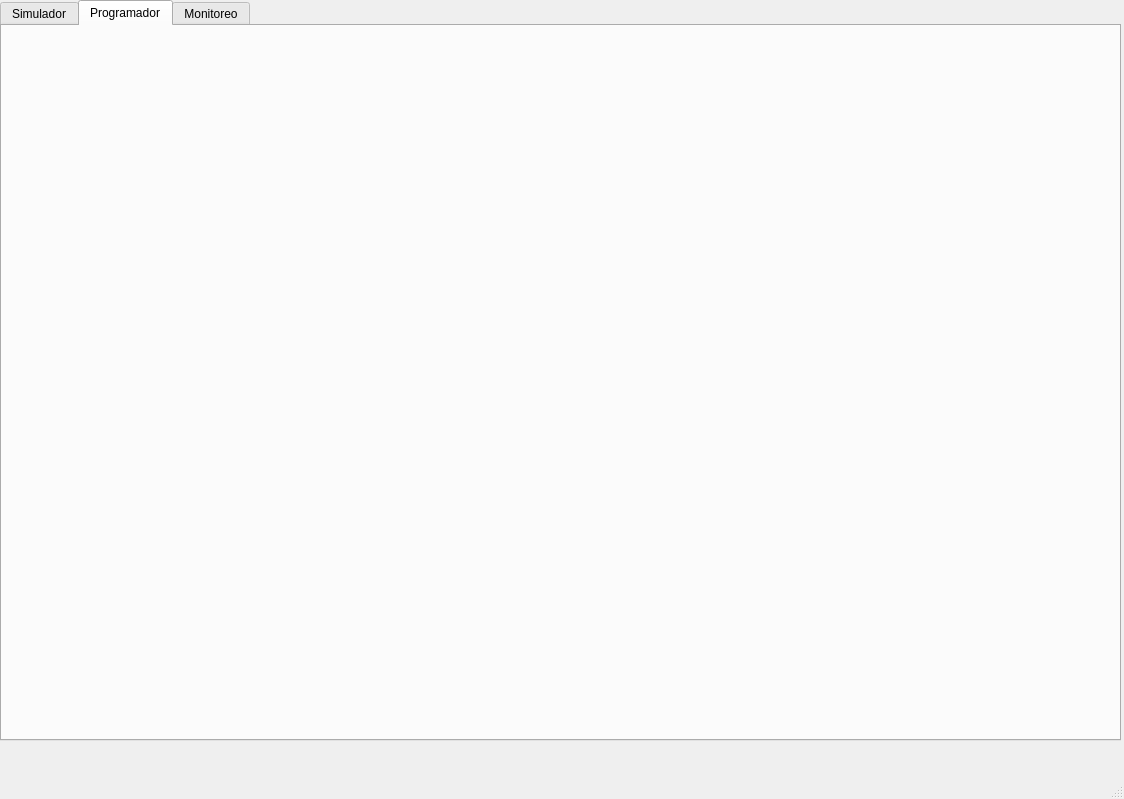
First picture: the form in src/main_gui.ui, repository pu19249/robotat-gui, before the edit.
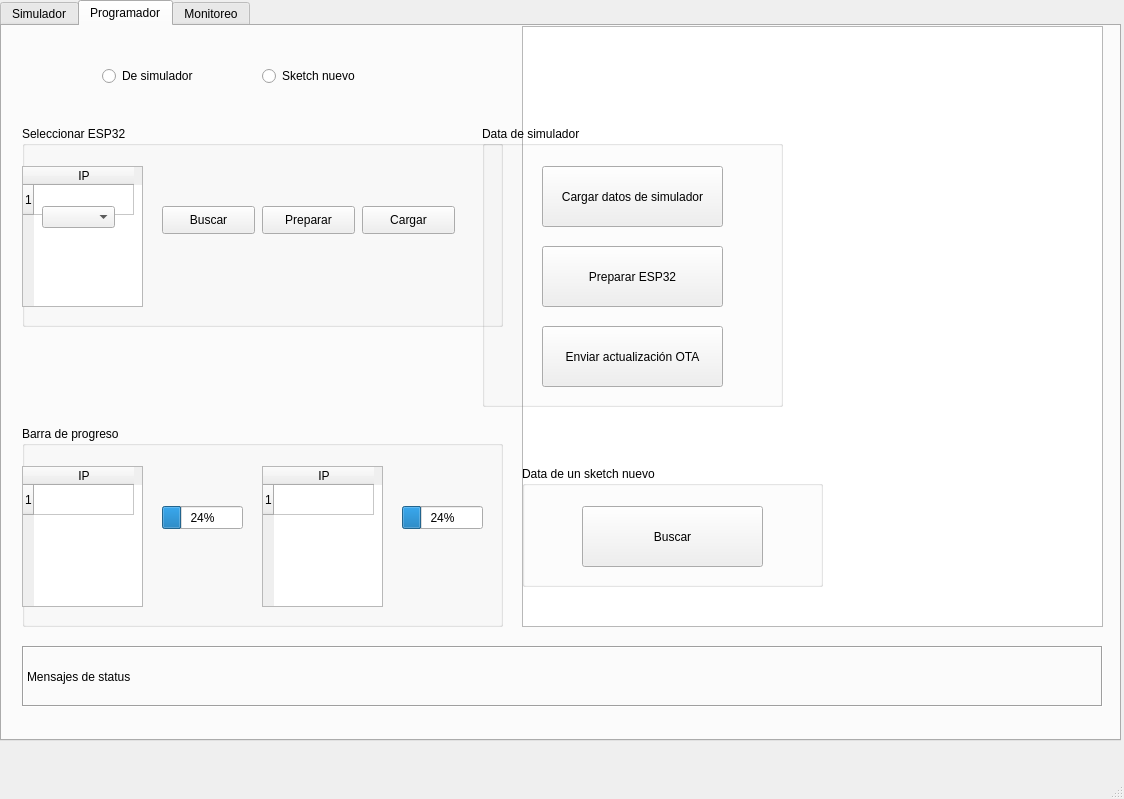
Second picture: the form after the edit. The open tabs and pages were chosen to show the change. Custom widgets are drawn as their Qt base class.

Diff of the .ui file:
```diff
--- a/src/main_gui.ui
+++ b/src/main_gui.ui
@@ -170,6 +170,362 @@
      <attribute name="title">
       <string>Programador</string>
      </attribute>
+     <widget class="QLabel" name="status_mssg">
+      <property name="geometry">
+       <rect>
+        <x>20</x>
+        <y>620</y>
+        <width>1081</width>
+        <height>61</height>
+       </rect>
+      </property>
+      <property name="frameShape">
+       <enum>QFrame::Box</enum>
+      </property>
+      <property name="frameShadow">
+       <enum>QFrame::Sunken</enum>
+      </property>
+      <property name="text">
+       <string>Mensajes de status</string>
+      </property>
+     </widget>
+     <widget class="QTextBrowser" name="textBrowser">
+      <property name="geometry">
+       <rect>
+        <x>520</x>
+        <y>0</y>
+        <width>581</width>
+        <height>601</height>
+       </rect>
+      </property>
+     </widget>
+     <widget class="QRadioButton" name="radioButton">
+      <property name="geometry">
+       <rect>
+        <x>100</x>
+        <y>40</y>
+        <width>121</width>
+        <height>20</height>
+       </rect>
+      </property>
+      <property name="text">
+       <string>De simulador</string>
+      </property>
+     </widget>
+     <widget class="QRadioButton" name="radioButton_2">
+      <property name="geometry">
+       <rect>
+        <x>260</x>
+        <y>40</y>
+        <width>121</width>
+        <height>20</height>
+       </rect>
+      </property>
+      <property name="text">
+       <string>Sketch nuevo</string>
+      </property>
+     </widget>
+     <widget class="QGroupBox" name="groupBox">
+      <property name="geometry">
+       <rect>
+        <x>480</x>
+        <y>100</y>
+        <width>301</width>
+        <height>281</height>
+       </rect>
+      </property>
+      <property name="title">
+       <string>Data de simulador</string>
+      </property>
+      <widget class="QPushButton" name="select_world_2">
+       <property name="geometry">
+        <rect>
+         <x>60</x>
+         <y>40</y>
+         <width>181</width>
+         <height>61</height>
+        </rect>
+       </property>
+       <property name="text">
+        <string>Cargar datos de simulador</string>
+       </property>
+       <property name="autoDefault">
+        <bool>false</bool>
+       </property>
+       <property name="default">
+        <bool>false</bool>
+       </property>
+       <property name="flat">
+        <bool>false</bool>
+       </property>
+      </widget>
+      <widget class="QPushButton" name="select_world_3">
+       <property name="geometry">
+        <rect>
+         <x>60</x>
+         <y>120</y>
+         <width>181</width>
+         <height>61</height>
+        </rect>
+       </property>
+       <property name="text">
+        <string>Preparar ESP32</string>
+       </property>
+       <property name="autoDefault">
+        <bool>false</bool>
+       </property>
+       <property name="default">
+        <bool>false</bool>
+       </property>
+       <property name="flat">
+        <bool>false</bool>
+       </property>
+      </widget>
+      <widget class="QPushButton" name="select_world_4">
+       <property name="geometry">
+        <rect>
+         <x>60</x>
+         <y>200</y>
+         <width>181</width>
+         <height>61</height>
+        </rect>
+       </property>
+       <property name="text">
+        <string>Enviar actualización OTA</string>
+       </property>
+       <property name="autoDefault">
+        <bool>false</bool>
+       </property>
+       <property name="default">
+        <bool>false</bool>
+       </property>
+       <property name="flat">
+        <bool>false</bool>
+       </property>
+      </widget>
+     </widget>
+     <widget class="QGroupBox" name="groupBox_2">
+      <property name="geometry">
+       <rect>
+        <x>20</x>
+        <y>400</y>
+        <width>481</width>
+        <height>201</height>
+       </rect>
+      </property>
+      <property name="title">
+       <string>Barra de progreso</string>
+      </property>
+      <widget class="QProgressBar" name="progressBar">
+       <property name="geometry">
+        <rect>
+         <x>140</x>
+         <y>80</y>
+         <width>81</width>
+         <height>23</height>
+        </rect>
+       </property>
+       <property name="value">
+        <number>24</number>
+       </property>
+      </widget>
+      <widget class="QLabel" name="label_2">
+       <property name="geometry">
+        <rect>
+         <x>40</x>
+         <y>40</y>
+         <width>55</width>
+         <height>16</height>
+        </rect>
+       </property>
+       <property name="text">
+        <string/>
+       </property>
+      </widget>
+      <widget class="QTableWidget" name="ESP_IP">
+       <property name="geometry">
+        <rect>
+         <x>0</x>
+         <y>40</y>
+         <width>121</width>
+         <height>141</height>
+        </rect>
+       </property>
+       <row>
+        <property name="text">
+         <string>1</string>
+        </property>
+       </row>
+       <column>
+        <property name="text">
+         <string>IP</string>
+        </property>
+       </column>
+      </widget>
+      <widget class="QTableWidget" name="ESP_IP_2">
+       <property name="geometry">
+        <rect>
+         <x>240</x>
+         <y>40</y>
+         <width>121</width>
+         <height>141</height>
+        </rect>
+       </property>
+       <row>
+        <property name="text">
+         <string>1</string>
+        </property>
+       </row>
+       <column>
+        <property name="text">
+         <string>IP</string>
+        </property>
+       </column>
+      </widget>
+      <widget class="QProgressBar" name="progressBar_2">
+       <property name="geometry">
+        <rect>
+         <x>380</x>
+         <y>80</y>
+         <width>81</width>
+         <height>23</height>
+        </rect>
+       </property>
+       <property name="value">
+        <number>24</number>
+       </property>
+      </widget>
+     </widget>
+     <widget class="QGroupBox" name="groupBox_4">
+      <property name="geometry">
+       <rect>
+        <x>20</x>
+        <y>100</y>
+        <width>481</width>
+        <height>201</height>
+       </rect>
+      </property>
+      <property name="title">
+       <string>Seleccionar ESP32</string>
+      </property>
+      <widget class="QLabel" name="label_3">
+       <property name="geometry">
+        <rect>
+         <x>40</x>
+         <y>40</y>
+         <width>55</width>
+         <height>16</height>
+        </rect>
+       </property>
+       <property name="text">
+        <string/>
+       </property>
+      </widget>
+      <widget class="QTableWidget" name="ESP_IP_3">
+       <property name="geometry">
+        <rect>
+         <x>0</x>
+         <y>40</y>
+         <width>121</width>
+         <height>141</height>
+        </rect>
+       </property>
+       <row>
+        <property name="text">
+         <string>1</string>
+        </property>
+       </row>
+       <column>
+        <property name="text">
+         <string>IP</string>
+        </property>
+       </column>
+      </widget>
+      <widget class="QComboBox" name="comboBox">
+       <property name="geometry">
+        <rect>
+         <x>20</x>
+         <y>80</y>
+         <width>73</width>
+         <height>22</height>
+        </rect>
+       </property>
+      </widget>
+      <widget class="QPushButton" name="pushButton">
+       <property name="geometry">
+        <rect>
+         <x>140</x>
+         <y>80</y>
+         <width>93</width>
+         <height>28</height>
+        </rect>
+       </property>
+       <property name="text">
+        <string>Buscar</string>
+       </property>
+      </widget>
+      <widget class="QPushButton" name="pushButton_2">
+       <property name="geometry">
+        <rect>
+         <x>240</x>
+         <y>80</y>
+         <width>93</width>
+         <height>28</height>
+        </rect>
+       </property>
+       <property name="text">
+        <string>Preparar</string>
+       </property>
+      </widget>
+      <widget class="QPushButton" name="pushButton_3">
+       <property name="geometry">
+        <rect>
+         <x>340</x>
+         <y>80</y>
+         <width>93</width>
+         <height>28</height>
+        </rect>
+       </property>
+       <property name="text">
+        <string>Cargar</string>
+       </property>
+      </widget>
+     </widget>
+     <widget class="QGroupBox" name="groupBox_3">
+      <property name="geometry">
+       <rect>
+        <x>520</x>
+        <y>440</y>
+        <width>301</width>
+        <height>121</height>
+       </rect>
+      </property>
+      <property name="title">
+       <string>Data de un sketch nuevo</string>
+      </property>
+      <widget class="QPushButton" name="select_world_5">
+       <property name="geometry">
+        <rect>
+         <x>60</x>
+         <y>40</y>
+         <width>181</width>
+         <height>61</height>
+        </rect>
+       </property>
+       <property name="text">
+        <string>Buscar</string>
+       </property>
+       <property name="autoDefault">
+        <bool>false</bool>
+       </property>
+       <property name="default">
+        <bool>false</bool>
+       </property>
+       <property name="flat">
+        <bool>false</bool>
+       </property>
+      </widget>
+     </widget>
     </widget>
     <widget class="QWidget" name="monitoring_tab">
      <attribute name="title">
```
Left out of the diff: 2 changed lines with no effect on the pictures.
